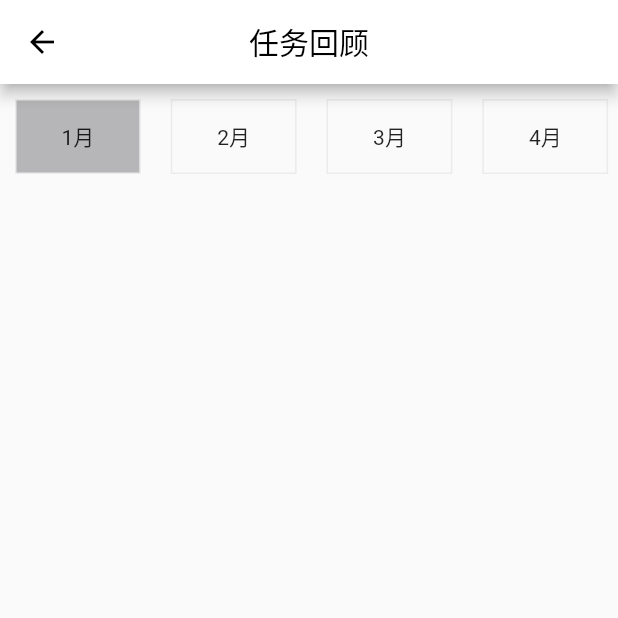
After one commit to JsouLiang/ToDoList, a Flutter app: the OverviewPage screen opened directly, on a phone screen of 412 x 824 dp, the top half of it. The commit adds this screen. Run offline on Flutter 3.47's test engine with Material 2 defaults, Android fonts, the phone set to English and light mode, and no system bars; our stand-ins replace bloc, flutter_bloc, image_picker, shared_preferences, sqflite; accounts and stored records are empty; statements that could not run were skipped.

Commit message:
完成月份滚动部分

```diff
--- /dev/null
+++ b/lib/app/pages/overview_page.dart
@@ -0,0 +1,57 @@
+import 'package:flutter/material.dart';
+import 'package:todo_list/app/widgets/scroll_option_view.dart';
+
+import '../colors.dart';
+
+class OverviewPage extends StatefulWidget {
+  @override
+  _OverviewPageState createState() => _OverviewPageState();
+}
+
+final List<String> months = [
+  '1月',
+  '2月',
+  '3月',
+  '4月',
+  '5月',
+  '6月',
+  '7月',
+  '8月',
+  '9月',
+  '10月',
+  '11月',
+  '12月',
+];
+
+class _OverviewPageState extends State<OverviewPage> {
+  @override
+  Widget build(BuildContext context) {
+    return Scaffold(
+      appBar: _buildAppBar(),
+      body: Column(
+        children: <Widget>[
+          Container(
+            height: 70,
+            child: ScrollOptionView(
+              options: months,
+            )
+          )
+        ],
+      )
+    );
+  }
+
+    /// 创建 AppBar
+  Widget _buildAppBar() {
+    return AppBar(
+      // 设置 AppBar 的背景色为白色
+      backgroundColor: backgroundColor,
+      centerTitle: true,
+      // 设置页面标题
+      title: Text(
+        '任务回顾',
+        style: TextStyle(color: Colors.black),
+      ),
+    );
+  }
+}
--- a/lib/app/pages/todo_list_page.dart
+++ b/lib/app/pages/todo_list_page.dart
@@ -8,7 +8,6 @@ import 'package:todo_list/app/data/data_base.dart';
 import 'package:todo_list/app/data/task_list_page_model.dart';
 import 'package:todo_list/app/data/todo_task.dart';
 import 'package:todo_list/app/pages/login_page.dart';
-import 'package:todo_list/app/pages/task_page.dart';
 import 'package:todo_list/app/utils/date_time.dart';
 
 class TodoListPage extends StatefulWidget {
--- a/lib/app/tab_config.dart
+++ b/lib/app/tab_config.dart
@@ -3,13 +3,14 @@ import 'package:flutter/material.dart';
 import 'package:flutter/widgets.dart';
 
 import 'main_hub_page.dart';
+import 'pages/overview_page.dart';
 import 'pages/task_page.dart';
 import 'pages/todo_list_page.dart';
 
 /// 这里放置的首页的 Tab 配置
 final List<TabConfig> mainHubPageTabs = [
   TabConfig(imagePath: 'assets/images/calendar.png', page: TodoListPage()),
-  TabConfig(imagePath: 'assets/images/group.png', page: TodoListPage()),
+  TabConfig(imagePath: 'assets/images/group.png', page: OverviewPage()),
   TabConfig(
     navigationBarItem: BottomNavigationBarItem(
       icon: Image(
--- /dev/null
+++ b/lib/app/widgets/scroll_option_view.dart
@@ -0,0 +1,114 @@
+
+import 'package:flutter/widgets.dart';
+
+typedef OptionItemViewBuilder = Widget Function(BuildContext context, String option, int index);
+typedef OptionChanged = Widget Function(BuildContext context, String option, int index);
+
+class ScrollOptionView extends StatefulWidget {
+  final List<String> options;
+  final OptionItemViewBuilder itemBuilder;
+  final OptionItemViewBuilder activeItemBuilder;
+  final OptionChanged onOptionChanged;
+  final int activeIndex;
+
+  ScrollOptionView({Key key, @required this.options, this.itemBuilder, this.activeItemBuilder, this.onOptionChanged, this.activeIndex = 0})
+    : assert(options != null);
+
+  @override
+  _ScrollOptionViewState createState() => _ScrollOptionViewState();
+}
+
+class _ScrollOptionViewState extends State<ScrollOptionView> {
+
+  int _activeIndex = 0;
+  ScrollController controller = ScrollController();
+
+  @override
+  void initState() {
+    super.initState();
+    _activeIndex = _getSafeActiveIndex(widget.activeIndex);
+  }
+
+  @override
+  void didUpdateWidget(ScrollOptionView oldWidget) {
+    super.didUpdateWidget(oldWidget);
+
+    if (oldWidget.activeIndex != widget.activeIndex) {
+      _activeIndex = _getSafeActiveIndex(widget.activeIndex);
+      if (widget.onOptionChanged != null) {
+        widget.onOptionChanged(context, widget.options[_activeIndex], _activeIndex);
+      }
+    }
+  }
+
+  int _getSafeActiveIndex(activeIndex) {
+    if (activeIndex < 0) {
+      return 0;
+    }
+    if (activeIndex >= widget.options.length) {
+      return widget.options.length;
+    }
+    return activeIndex;
+  }
+
+  @override
+  Widget build(BuildContext context) {
+    List<String> options = widget.options;
+    return AnimatedList(
+      scrollDirection: Axis.horizontal,
+      initialItemCount: options.length,
+      itemBuilder: (context, index, animation) {
+        if (index < 0 || index >= options.length) {
+          return null;
+        }
+        return _buildRow(context, options[index], index);
+      }
+    );
+  }
+
+  Widget _buildRow(BuildContext context, String option, int index) {
+    Widget content;
+    if (_activeIndex == index) {
+      if (widget.activeItemBuilder != null) {
+        content = widget.activeItemBuilder(context, option, index);
+      } else {
+        content = Container(
+          alignment: Alignment.center,
+          padding: const EdgeInsets.fromLTRB(30, 10, 30, 10),
+          margin: const EdgeInsets.all(10),
+          decoration: BoxDecoration(
+            border: Border.all(color: Color(0xffebebec)),
+            color: const Color(0xffb6b6b8),
+          ),
+          child: Text(option)
+        );
+      }
+    } else {
+      if (widget.itemBuilder != null) {
+        content = widget.itemBuilder(context, option, index);
+      } else {
+        content = Container(
+          alignment: Alignment.center,
+          padding: const EdgeInsets.fromLTRB(30, 10, 30, 10),
+          margin: const EdgeInsets.all(10),
+          decoration: BoxDecoration(
+            border: Border.all(color: Color(0xffebebec)),
+          ),
+          child: Text(option)
+        );
+      }
+    }
+
+    return GestureDetector(
+      child: content,
+      onTap: () {
+        this.setState(() {
+          _activeIndex = index;
+        });
+        if (widget.onOptionChanged != null) {
+          widget.onOptionChanged(context, option, index);
+        }
+      },
+    );
+  }
+}
```
